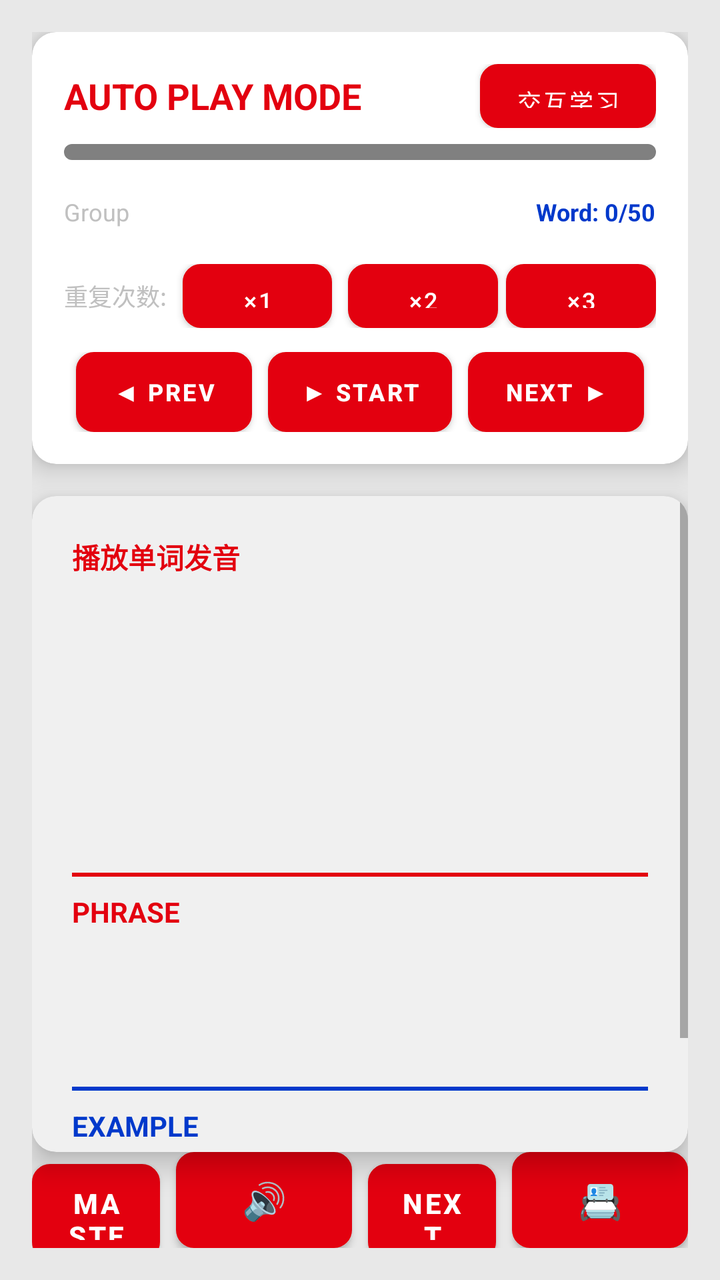
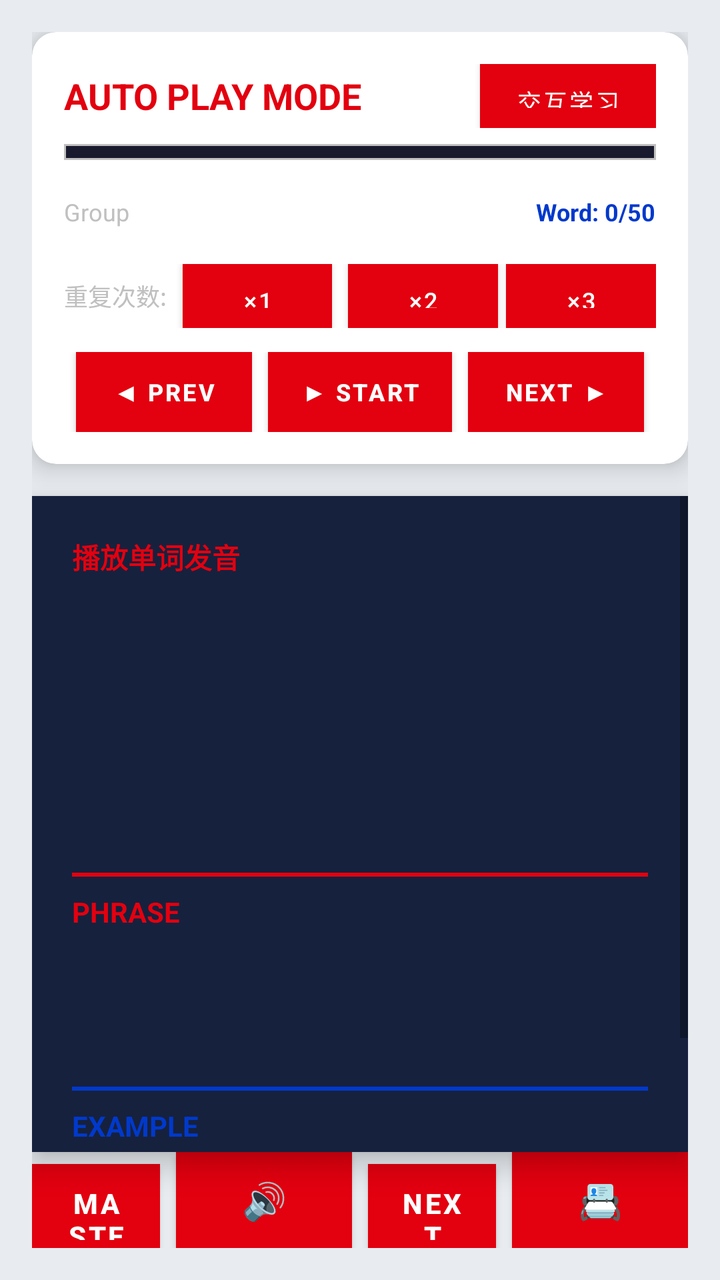

Before-and-after screenshots of an Android layout around one commit, followed by the original layout XML and the change that was made.
<!-- AndroidManifest.xml: application theme Theme.LearnE -->
<!-- res/layout/fragment_learn.xml -->
<?xml version="1.0" encoding="utf-8"?>
<androidx.constraintlayout.widget.ConstraintLayout
    xmlns:android="http://schemas.android.com/apk/res/android"
    xmlns:app="http://schemas.android.com/apk/res-auto"
    android:layout_width="match_parent"
    android:layout_height="match_parent"
    android:background="@color/background"
    android:padding="16dp">

    
    <androidx.cardview.widget.CardView
        android:id="@+id/card_auto_play"
        android:layout_width="match_parent"
        android:layout_height="wrap_content"
        app:cardBackgroundColor="@color/surface"
        app:cardCornerRadius="12dp"
        app:cardElevation="8dp"
        app:layout_constraintTop_toTopOf="parent">

        <LinearLayout
            android:layout_width="match_parent"
            android:layout_height="wrap_content"
            android:orientation="vertical"
            android:padding="16dp">

            
            <LinearLayout
                android:layout_width="match_parent"
                android:layout_height="wrap_content"
                android:orientation="horizontal"
                android:gravity="center_vertical">

                <TextView
                    android:layout_width="0dp"
                    android:layout_height="wrap_content"
                    android:layout_weight="1"
                    android:text="AUTO PLAY MODE"
                    android:textColor="@color/primary"
                    android:textSize="18sp"
                    android:textStyle="bold"
                    android:drawablePadding="8dp"/>

                <Button
                    android:id="@+id/btn_mode_switch"
                    android:layout_width="wrap_content"
                    android:layout_height="32dp"
                    android:text="交互学习"
                    android:textSize="12sp"
                    android:background="@drawable/btn_primary"
                    android:textColor="@color/white"/>

            </LinearLayout>

            
            <ProgressBar
                android:id="@+id/progress_auto_play"
                style="@style/AutoPlayProgress"
                android:layout_width="match_parent"
                android:layout_height="8dp"
                android:layout_marginTop="8dp"
                android:max="50"
                android:progress="0"/>

            
            <LinearLayout
                android:layout_width="match_parent"
                android:layout_height="wrap_content"
                android:orientation="horizontal"
                android:layout_marginTop="8dp"
                android:gravity="center_vertical">

                <TextView
                    android:id="@+id/tv_group_info"
                    android:layout_width="wrap_content"
                    android:layout_height="wrap_content"
                    android:text="Group"
                    android:textColor="@color/text_secondary"
                    android:textSize="12sp"
                    android:layout_marginEnd="4dp"/>

                
                <Spinner
                    android:id="@+id/sp_group_select"
                    android:layout_width="140dp"
                    android:layout_height="36dp"
                    android:background="@color/surface"
                    android:spinnerMode="dropdown"/>

                <View
                    android:layout_width="0dp"
                    android:layout_height="0dp"
                    android:layout_weight="1"/>

                <TextView
                    android:id="@+id/tv_word_count"
                    android:layout_width="wrap_content"
                    android:layout_height="wrap_content"
                    android:text="Word: 0/50"
                    android:textColor="@color/accent"
                    android:textSize="12sp"
                    android:textStyle="bold"/>

            </LinearLayout>

            
            <LinearLayout
                android:layout_width="match_parent"
                android:layout_height="wrap_content"
                android:orientation="horizontal"
                android:layout_marginTop="8dp"
                android:gravity="center_vertical">

                <TextView
                    android:layout_width="wrap_content"
                    android:layout_height="wrap_content"
                    android:text="重复次数:"
                    android:textColor="@color/text_secondary"
                    android:textSize="12sp"
                    android:layout_marginEnd="8dp"/>

                <Button
                    android:id="@+id/btn_repeat_1"
                    android:layout_width="0dp"
                    android:layout_height="32dp"
                    android:layout_weight="1"
                    android:text="×1"
                    android:textSize="12sp"
                    android:background="@drawable/btn_accent"
                    android:textColor="@color/white"
                    android:layout_marginEnd="4dp"/>

                <Button
                    android:id="@+id/btn_repeat_2"
                    android:layout_width="0dp"
                    android:layout_height="32dp"
                    android:layout_weight="1"
                    android:text="×2"
                    android:textSize="12sp"
                    android:background="@drawable/btn_accent"
                    android:textColor="@color/white"
                    android:layout_marginStart="4dp"/>

                <Button
                    android:id="@+id/btn_repeat_3"
                    android:layout_width="0dp"
                    android:layout_height="32dp"
                    android:layout_weight="1"
                    android:text="×3"
                    android:textSize="12sp"
                    android:background="@drawable/btn_accent"
                    android:textColor="@color/white"
                    android:layout_marginStart="4dp"/>

            </LinearLayout>

            
            <LinearLayout
                android:layout_width="match_parent"
                android:layout_height="wrap_content"
                android:orientation="horizontal"
                android:layout_marginTop="12dp"
                android:gravity="center">

                <Button
                    android:id="@+id/btn_prev_group"
                    android:layout_width="wrap_content"
                    android:layout_height="40dp"
                    android:text="◀ PREV"
                    android:background="@drawable/btn_accent"
                    android:textColor="@color/white"
                    android:textSize="12sp"
                    android:textStyle="bold"/>

                <Button
                    android:id="@+id/btn_start_auto"
                    android:layout_width="wrap_content"
                    android:layout_height="40dp"
                    android:text="▶ START"
                    android:background="@drawable/btn_primary"
                    android:textColor="@color/white"
                    android:layout_marginStart="8dp"
                    android:textSize="12sp"
                    android:textStyle="bold"/>

                <Button
                    android:id="@+id/btn_pause_auto"
                    android:layout_width="wrap_content"
                    android:layout_height="40dp"
                    android:text="⏸ PAUSE"
                    android:background="@drawable/btn_accent"
                    android:textColor="@color/white"
                    android:layout_marginStart="8dp"
                    android:textSize="12sp"
                    android:textStyle="bold"
                    android:visibility="gone"/>

                <Button
                    android:id="@+id/btn_next_group"
                    android:layout_width="wrap_content"
                    android:layout_height="40dp"
                    android:text="NEXT ▶"
                    android:background="@drawable/btn_accent"
                    android:textColor="@color/white"
                    android:layout_marginStart="8dp"
                    android:textSize="12sp"
                    android:textStyle="bold"/>

            </LinearLayout>

        </LinearLayout>

    </androidx.cardview.widget.CardView>

    
    <androidx.cardview.widget.CardView
        android:id="@+id/card_word"
        android:layout_width="match_parent"
        android:layout_height="0dp"
        android:layout_marginTop="16dp"
        app:cardBackgroundColor="@color/card_background"
        app:cardCornerRadius="12dp"
        app:cardElevation="8dp"
        app:layout_constraintTop_toBottomOf="@id/card_auto_play"
        app:layout_constraintBottom_toTopOf="@id/layout_buttons">

        <ScrollView
            android:layout_width="match_parent"
            android:layout_height="match_parent">

            <LinearLayout
                android:layout_width="match_parent"
                android:layout_height="wrap_content"
                android:orientation="vertical"
                android:padding="20dp">

                
                <TextView
                    android:id="@+id/tv_play_state"
                    android:layout_width="wrap_content"
                    android:layout_height="wrap_content"
                    android:text="播放单词发音"
                    android:textColor="@color/primary"
                    android:textSize="14sp"
                    android:textStyle="bold"
                    android:drawablePadding="4dp"/>

                
                <TextView
                    android:id="@+id/tv_word"
                    android:layout_width="wrap_content"
                    android:layout_height="wrap_content"
                    android:layout_marginTop="16dp"
                    android:textColor="@color/text_dark"
                    android:textSize="32sp"
                    android:textStyle="bold"/>

                
                <TextView
                    android:id="@+id/tv_phonetic"
                    android:layout_width="wrap_content"
                    android:layout_height="wrap_content"
                    android:layout_marginTop="4dp"
                    android:textColor="@color/gundam_gray"
                    android:textSize="16sp"/>

                
                <TextView
                    android:id="@+id/tv_meaning"
                    android:layout_width="wrap_content"
                    android:layout_height="wrap_content"
                    android:layout_marginTop="16dp"
                    android:textColor="@color/accent"
                    android:textSize="20sp"
                    android:textStyle="bold"/>

                
                <View
                    android:layout_width="match_parent"
                    android:layout_height="2dp"
                    android:layout_marginTop="20dp"
                    android:background="@color/gundam_red"/>

                <TextView
                    android:layout_width="wrap_content"
                    android:layout_height="wrap_content"
                    android:layout_marginTop="8dp"
                    android:text="PHRASE"
                    android:textColor="@color/primary"
                    android:textSize="14sp"
                    android:textStyle="bold"/>

                <TextView
                    android:id="@+id/tv_phrase"
                    android:layout_width="wrap_content"
                    android:layout_height="wrap_content"
                    android:layout_marginTop="8dp"
                    android:textColor="@color/text_dark"
                    android:textSize="18sp"/>

                <TextView
                    android:id="@+id/tv_phrase_meaning"
                    android:layout_width="wrap_content"
                    android:layout_height="wrap_content"
                    android:layout_marginTop="4dp"
                    android:textColor="#555555"
                    android:textSize="16sp"/>

                
                <View
                    android:layout_width="match_parent"
                    android:layout_height="2dp"
                    android:layout_marginTop="20dp"
                    android:background="@color/accent"/>

                <TextView
                    android:layout_width="wrap_content"
                    android:layout_height="wrap_content"
                    android:layout_marginTop="8dp"
                    android:text="EXAMPLE"
                    android:textColor="@color/accent"
                    android:textSize="14sp"
                    android:textStyle="bold"/>

                <TextView
                    android:id="@+id/tv_example"
                    android:layout_width="wrap_content"
                    android:layout_height="wrap_content"
                    android:layout_marginTop="8dp"
                    android:textColor="@color/text_dark"
                    android:textSize="16sp"/>

                <TextView
                    android:id="@+id/tv_example_meaning"
                    android:layout_width="wrap_content"
                    android:layout_height="wrap_content"
                    android:layout_marginTop="4dp"
                    android:textColor="#555555"
                    android:textSize="14sp"/>

            </LinearLayout>

        </ScrollView>

    </androidx.cardview.widget.CardView>

    
    <LinearLayout
        android:id="@+id/layout_buttons"
        android:layout_width="match_parent"
        android:layout_height="wrap_content"
        android:orientation="horizontal"
        android:layout_marginTop="16dp"
        app:layout_constraintBottom_toBottomOf="parent">

        <Button
            android:id="@+id/btn_mastered"
            android:layout_width="0dp"
            android:layout_height="48dp"
            android:layout_weight="1"
            android:text="MASTERED"
            android:background="@drawable/btn_primary"
            android:textColor="@color/white"
            android:textSize="14sp"
            android:textStyle="bold"/>

        <Button
            android:id="@+id/btn_play"
            android:layout_width="wrap_content"
            android:layout_height="48dp"
            android:text="🔊"
            android:background="@drawable/btn_accent"
            android:textColor="@color/white"
            android:layout_marginStart="8dp"
            android:textSize="18sp"/>

        <Button
            android:id="@+id/btn_next"
            android:layout_width="0dp"
            android:layout_height="48dp"
            android:layout_weight="1"
            android:text="NEXT"
            android:background="@drawable/btn_accent"
            android:textColor="@color/white"
            android:layout_marginStart="8dp"
            android:textSize="14sp"
            android:textStyle="bold"/>

        <Button
            android:id="@+id/btn_card_mode"
            android:layout_width="wrap_content"
            android:layout_height="48dp"
            android:text="📇"
            android:background="@drawable/btn_accent"
            android:textColor="@color/white"
            android:layout_marginStart="8dp"
            android:textSize="18sp"/>

    </LinearLayout>

    
    <LinearLayout
        android:id="@+id/layout_card_mode"
        android:layout_width="match_parent"
        android:layout_height="match_parent"
        android:orientation="vertical"
        android:background="@color/background"
        android:gravity="center"
        android:visibility="gone"
        android:padding="32dp">

        
        <TextView
            android:id="@+id/tv_card_play_state"
            android:layout_width="wrap_content"
            android:layout_height="wrap_content"
            android:text="播放单词发音"
            android:textColor="@color/primary"
            android:textSize="18sp"
            android:textStyle="bold"
            android:layout_gravity="center_horizontal"/>

        
        <TextView
            android:id="@+id/tv_card_word"
            android:layout_width="wrap_content"
            android:layout_height="wrap_content"
            android:layout_marginTop="24dp"
            android:textColor="@color/text_dark"
            android:textSize="48sp"
            android:textStyle="bold"/>

        
        <TextView
            android:id="@+id/tv_card_phonetic"
            android:layout_width="wrap_content"
            android:layout_height="wrap_content"
            android:layout_marginTop="8dp"
            android:textColor="@color/gundam_gray"
            android:textSize="20sp"/>

        
        <TextView
            android:id="@+id/tv_card_meaning"
            android:layout_width="wrap_content"
            android:layout_height="wrap_content"
            android:layout_marginTop="24dp"
            android:textColor="@color/accent"
            android:textSize="28sp"
            android:textStyle="bold"/>

        
        <View
            android:layout_width="match_parent"
            android:layout_height="2dp"
            android:layout_marginTop="32dp"
            android:background="@color/gundam_red"/>

        <TextView
            android:layout_width="wrap_content"
            android:layout_height="wrap_content"
            android:layout_marginTop="16dp"
            android:text="PHRASE"
            android:textColor="@color/primary"
            android:textSize="18sp"
            android:textStyle="bold"/>

        <TextView
            android:id="@+id/tv_card_phrase"
            android:layout_width="wrap_content"
            android:layout_height="wrap_content"
            android:layout_marginTop="8dp"
            android:textColor="@color/text_dark"
            android:textSize="22sp"/>

        <TextView
            android:id="@+id/tv_card_phrase_meaning"
            android:layout_width="wrap_content"
            android:layout_height="wrap_content"
            android:layout_marginTop="4dp"
            android:textColor="#555555"
            android:textSize="18sp"/>

        
        <View
            android:layout_width="match_parent"
            android:layout_height="2dp"
            android:layout_marginTop="32dp"
            android:background="@color/accent"/>

        <TextView
            android:layout_width="wrap_content"
            android:layout_height="wrap_content"
            android:layout_marginTop="16dp"
            android:text="EXAMPLE"
            android:textColor="@color/accent"
            android:textSize="18sp"
            android:textStyle="bold"/>

        <TextView
            android:id="@+id/tv_card_example"
            android:layout_width="wrap_content"
            android:layout_height="wrap_content"
            android:layout_marginTop="8dp"
            android:textColor="@color/text_dark"
            android:textSize="20sp"/>

        <TextView
            android:id="@+id/tv_card_example_meaning"
            android:layout_width="wrap_content"
            android:layout_height="wrap_content"
            android:layout_marginTop="4dp"
            android:textColor="#555555"
            android:textSize="18sp"/>

        
        <TextView
            android:layout_width="wrap_content"
            android:layout_height="wrap_content"
            android:layout_marginTop="32dp"
            android:text="AUTOPLAY MODE"
            android:textColor="@color/text_secondary"
            android:textSize="14sp"/>

    </LinearLayout>

</androidx.constraintlayout.widget.ConstraintLayout>
<!-- resources referenced by this layout -->
<resources>
  <color name="accent">#0039CB</color>
  <color name="background">#E8E8E8</color>
  <color name="card_background">#F0F0F0</color>
  <color name="gundam_gray">#808080</color>
  <color name="gundam_red">#E3000F</color>
  <color name="primary">#E3000F</color>
  <color name="surface">#FFFFFF</color>
  <color name="text_dark">#1A1A2E</color>
  <color name="text_secondary">#C0C0C0</color>
  <color name="white">#FFFFFFFF</color>
  <!-- drawable btn_accent (drawable) -->
  <?xml version="1.0" encoding="utf-8"?>
  <shape xmlns:android="http://schemas.android.com/apk/res/android"
      android:shape="rectangle">
      <solid android:color="@color/accent"/>
      <corners android:radius="8dp"/>
      <stroke android:width="2dp" android:color="@color/white"/>
  </shape>
  <!-- drawable btn_primary (drawable) -->
  <?xml version="1.0" encoding="utf-8"?>
  <shape xmlns:android="http://schemas.android.com/apk/res/android"
      android:shape="rectangle">
      <solid android:color="@color/primary"/>
      <corners android:radius="8dp"/>
      <stroke android:width="2dp" android:color="@color/white"/>
  </shape>
  <style name="AutoPlayProgress" parent="Widget.AppCompat.ProgressBar.Horizontal">
          <item name="android:progressDrawable">@drawable/progress_gundam</item>
          <item name="android:minHeight">8dp</item>
      </style>
  <style name="Theme.LearnE" parent="Theme.MaterialComponents.Light.NoActionBar">
          <item name="colorPrimary">@color/primary</item>
          <item name="colorPrimaryDark">@color/primary_dark</item>
          <item name="colorAccent">@color/accent</item>
      </style>
  <!-- drawable progress_gundam (drawable) -->
  <?xml version="1.0" encoding="utf-8"?>
  <layer-list xmlns:android="http://schemas.android.com/apk/res/android">
      <item android:id="@android:id/background">
          <shape>
              <solid android:color="@color/gundam_gray"/>
              <corners android:radius="4dp"/>
          </shape>
      </item>
      <item android:id="@android:id/progress">
          <clip>
              <shape>
                  <gradient
                      android:startColor="@color/primary"
                      android:endColor="@color/accent"
                      android:angle="0"/>
                  <corners android:radius="4dp"/>
              </shape>
          </clip>
      </item>
  </layer-list>
  <color name="primary_dark">#B3000C</color>
</resources>

<!-- the commit's change to res/layout/fragment_learn.xml (unified diff, before → after) -->
@@ -217,8 +217,8 @@
         android:layout_width="match_parent"
         android:layout_height="0dp"
         android:layout_marginTop="16dp"
-        app:cardBackgroundColor="@color/card_background"
-        app:cardCornerRadius="12dp"
+        app:cardBackgroundColor="@color/mecha_panel"
+        app:cardCornerRadius="0dp"
         app:cardElevation="8dp"
         app:layout_constraintTop_toBottomOf="@id/card_auto_play"
         app:layout_constraintBottom_toTopOf="@id/layout_buttons">
<!-- resource entries referenced after the edit -->
@@ -1,10 +1,10 @@
 <!-- resources referenced by this layout -->
 <resources>
   <color name="accent">#0039CB</color>
-  <color name="background">#E8E8E8</color>
-  <color name="card_background">#F0F0F0</color>
+  <color name="background">#E8ECF0</color>
   <color name="gundam_gray">#808080</color>
   <color name="gundam_red">#E3000F</color>
+  <color name="mecha_panel">#16213E</color>
   <color name="primary">#E3000F</color>
   <color name="surface">#FFFFFF</color>
   <color name="text_dark">#1A1A2E</color>
@@ -12,50 +12,69 @@
   <color name="white">#FFFFFFFF</color>
   <!-- drawable btn_accent (drawable) -->
   <?xml version="1.0" encoding="utf-8"?>
-  <shape xmlns:android="http://schemas.android.com/apk/res/android"
-      android:shape="rectangle">
-      <solid android:color="@color/accent"/>
-      <corners android:radius="8dp"/>
-      <stroke android:width="2dp" android:color="@color/white"/>
-  </shape>
+  <selector xmlns:android="http://schemas.android.com/apk/res/android">
+      <item android:state_pressed="true">
+          <shape android:shape="rectangle">
+              <solid android:color="#002D9E"/>
+              <stroke android:width="2dp" android:color="#FFD700"/>
+          </shape>
+      </item>
+      <item>
+          <shape android:shape="rectangle">
+              <solid android:color="#0039CB"/>
+              <stroke android:width="1dp" android:color="#C0C0C0"/>
+          </shape>
+      </item>
+  </selector>
   <!-- drawable btn_primary (drawable) -->
   <?xml version="1.0" encoding="utf-8"?>
-  <shape xmlns:android="http://schemas.android.com/apk/res/android"
-      android:shape="rectangle">
-      <solid android:color="@color/primary"/>
-      <corners android:radius="8dp"/>
-      <stroke android:width="2dp" android:color="@color/white"/>
-  </shape>
+  <selector xmlns:android="http://schemas.android.com/apk/res/android">
+      <item android:state_pressed="true">
+          <shape android:shape="rectangle">
+              <solid android:color="#B3000C"/>
+              <stroke android:width="2dp" android:color="#FFD700"/>
+          </shape>
+      </item>
+      <item>
+          <shape android:shape="rectangle">
+              <solid android:color="#E3000F"/>
+              <stroke android:width="1dp" android:color="#C0C0C0"/>
+          </shape>
+      </item>
+  </selector>
   <style name="AutoPlayProgress" parent="Widget.AppCompat.ProgressBar.Horizontal">
           <item name="android:progressDrawable">@drawable/progress_gundam</item>
           <item name="android:minHeight">8dp</item>
       </style>
   <style name="Theme.LearnE" parent="Theme.MaterialComponents.Light.NoActionBar">
-          <item name="colorPrimary">@color/primary</item>
-          <item name="colorPrimaryDark">@color/primary_dark</item>
-          <item name="colorAccent">@color/accent</item>
+          <item name="colorPrimary">@color/mecha_red</item>
+          <item name="colorPrimaryDark">@color/mecha_red_dark</item>
+          <item name="colorAccent">@color/mecha_gold</item>
+          <item name="android:windowBackground">@color/mecha_offwhite</item>
+          <item name="android:statusBarColor">@color/mecha_hull</item>
+          <item name="android:navigationBarColor">@color/mecha_hull</item>
       </style>
   <!-- drawable progress_gundam (drawable) -->
   <?xml version="1.0" encoding="utf-8"?>
   <layer-list xmlns:android="http://schemas.android.com/apk/res/android">
       <item android:id="@android:id/background">
-          <shape>
-              <solid android:color="@color/gundam_gray"/>
-              <corners android:radius="4dp"/>
+          <shape android:shape="rectangle">
+              <solid android:color="#1A1A2E"/>
+              <stroke android:width="1dp" android:color="#C0C0C0"/>
           </shape>
       </item>
       <item android:id="@android:id/progress">
           <clip>
-              <shape>
-                  <gradient
-                      android:startColor="@color/primary"
-                      android:endColor="@color/accent"
-                      android:angle="0"/>
-                  <corners android:radius="4dp"/>
+              <shape android:shape="rectangle">
+                  <gradient android:startColor="#FFD700" android:endColor="#0039CB" android:angle="0"/>
               </shape>
           </clip>
       </item>
   </layer-list>
-  <color name="primary_dark">#B3000C</color>
+  <color name="mecha_red">#E3000F</color>
+  <color name="mecha_red_dark">#B3000C</color>
+  <color name="mecha_gold">#FFD700</color>
+  <color name="mecha_offwhite">#E8ECF0</color>
+  <color name="mecha_hull">#1A1A2E</color>
 </resources>
 
